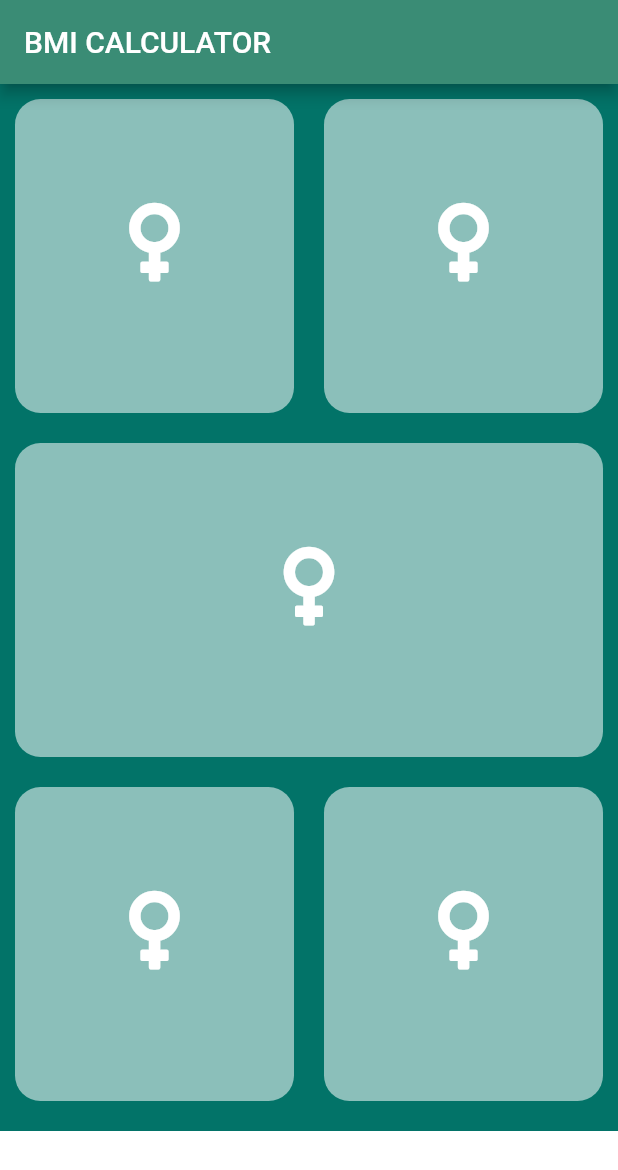
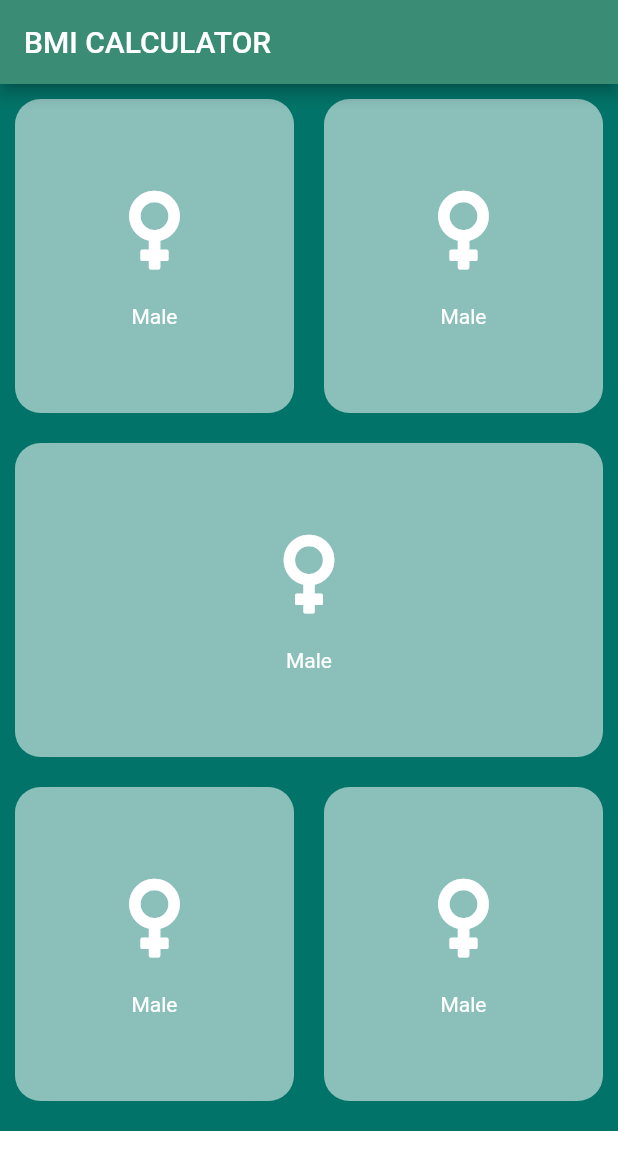
Before and after one commit to jesus-osorio18/flutter_codigo_bmi, a Flutter app: the screen it shows after launch, on a phone screen of 412 x 824 dp. Shown: the top 1170 px of the screen. Run offline on Flutter 3.47's test engine with Material 2 defaults, Android fonts, the phone set to English and light mode, and no system bars; our stand-ins replace font_awesome_flutter.

Commit message:
actualizacion del male

```diff
--- a/lib/input_page.dart
+++ b/lib/input_page.dart
@@ -84,6 +84,7 @@ class ReusableCard extends StatelessWidget {
             height:   20,
 
           ),
+          Text("Male"),
         ],
       ),
     );
```
